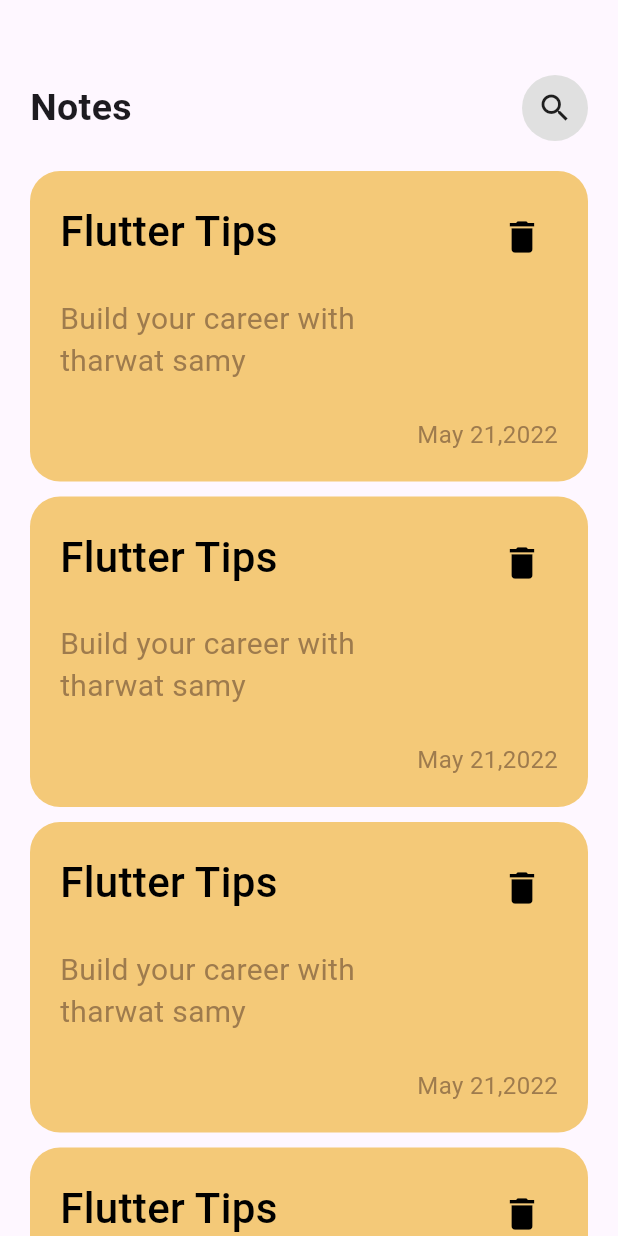
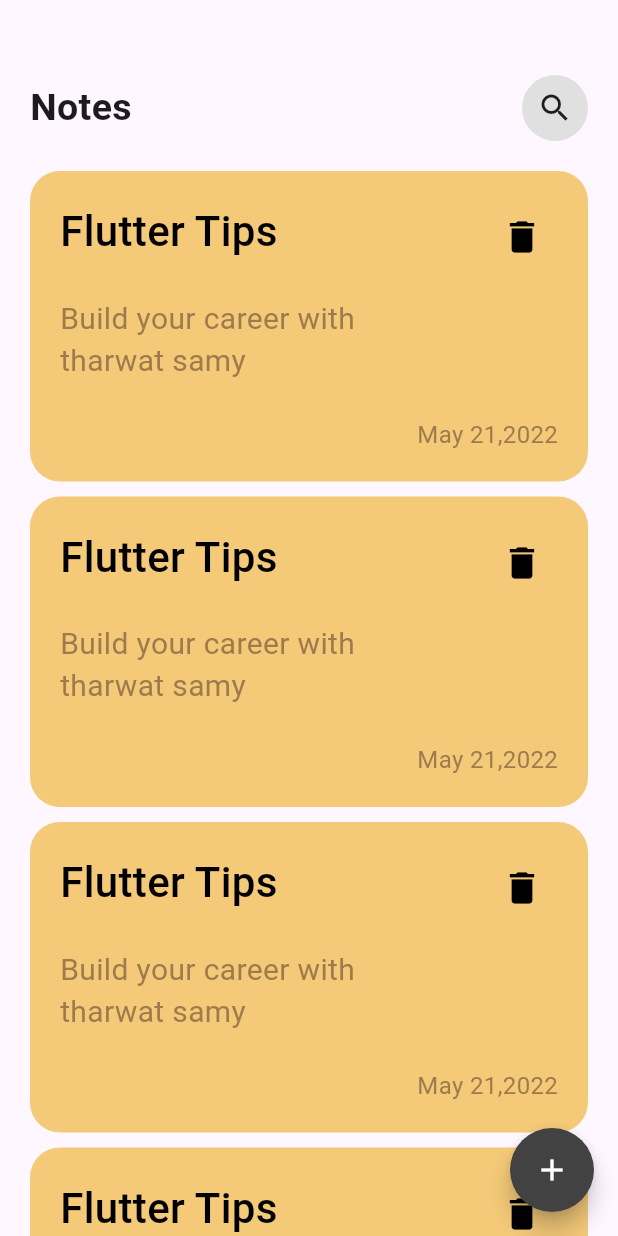
Before and after one commit to AhmedOmara-Flutter/hive_note_app, a Flutter app: the screen it shows after launch, on a phone screen of 412 x 824 dp. Run offline on Flutter 3.47's test engine with Material 3 defaults, Android fonts, the phone set to English and light mode, and no system bars.

Commit message:
build floating action button

```diff
--- a/lib/views/note_app_home_view.dart
+++ b/lib/views/note_app_home_view.dart
@@ -8,6 +8,15 @@ class NoteAppHomeView extends StatelessWidget {
   @override
   Widget build(BuildContext context) {
     return Scaffold(
+      floatingActionButton: FloatingActionButton(
+        onPressed: () {},
+        shape: CircleBorder(),
+        backgroundColor: Colors.grey.shade800,
+        child: Icon(
+          Icons.add,
+          color: Colors.white,
+        ),
+      ),
       body: CustomScrollView(
         slivers: [
           SliverToBoxAdapter(child: CustomAppbar()),
```
